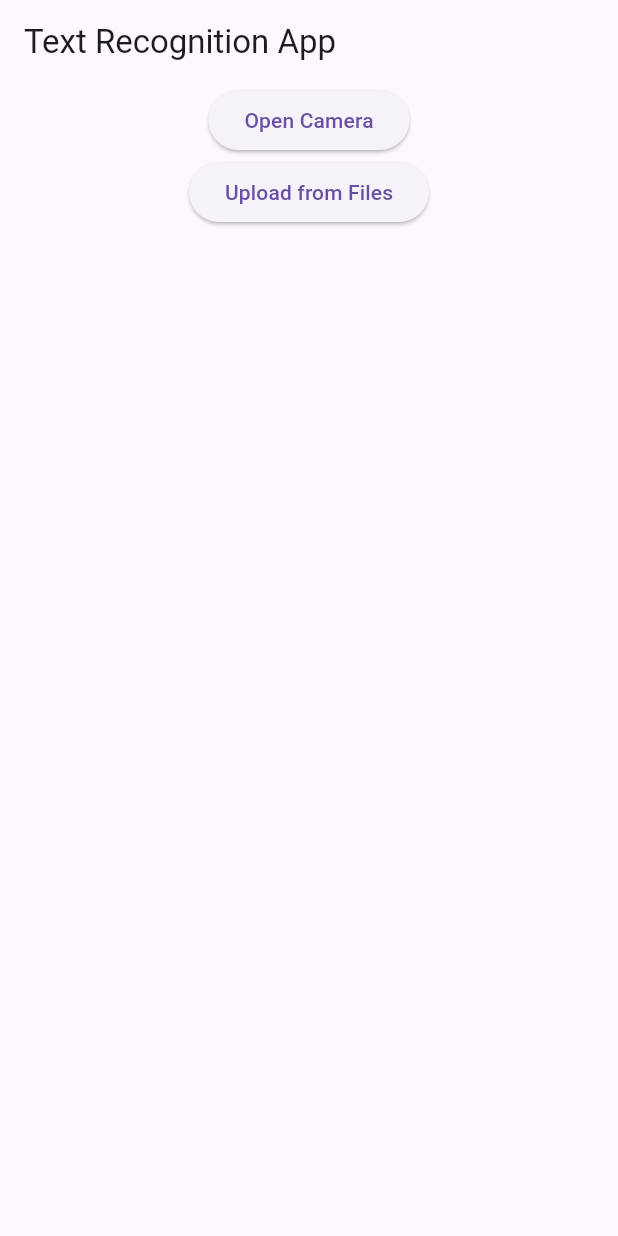
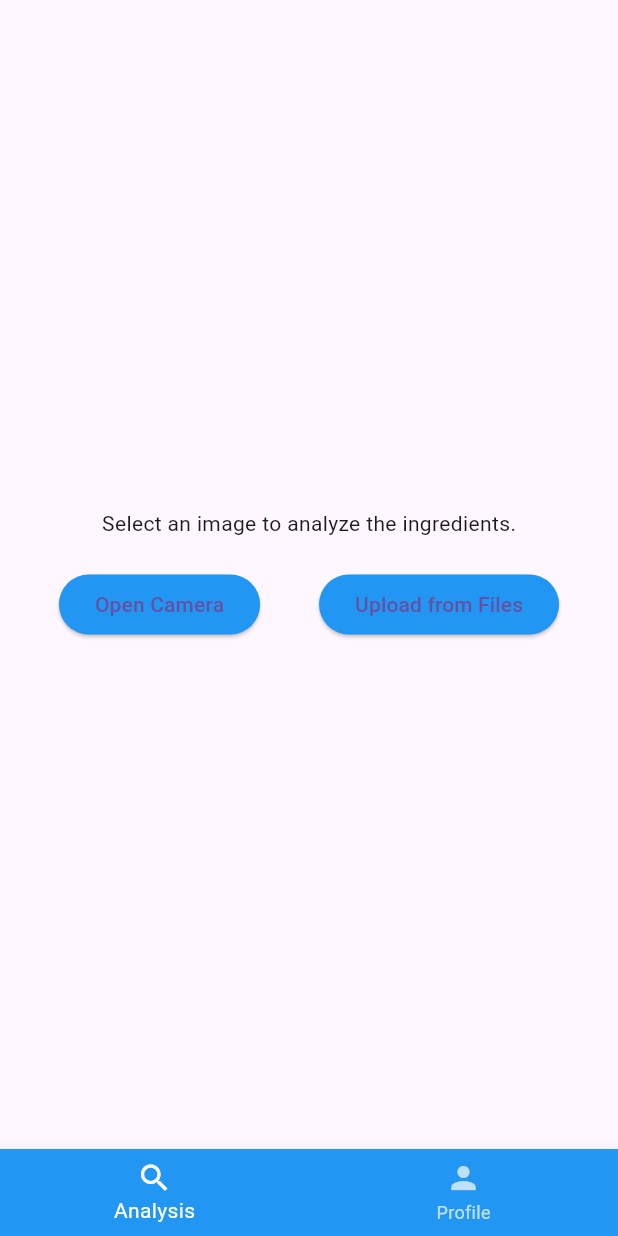
Before and after one commit to yo-mensch/turnandlearn_app, a Flutter app: the screen it shows after launch, on a phone screen of 412 x 824 dp. Run offline on Flutter 3.47's test engine with Material 3 defaults, Android fonts, the phone set to English and light mode, and no system bars; our stand-ins replace image_cropper, image_picker; missing offline and left inert: google_mlkit_text_recognition.

Commit message:
create navbar, analysis, user profile sections, tweak analysis style

```diff
--- a/lib/main.dart
+++ b/lib/main.dart
@@ -1,9 +1,6 @@
 import 'package:flutter/material.dart';
-import 'package:image_cropper/image_cropper.dart';
-import 'package:image_picker/image_picker.dart';
-import 'package:google_mlkit_text_recognition/google_mlkit_text_recognition.dart';
-import 'package:http/http.dart' as http;
-import 'dart:convert';
+import 'screens/ingredient_analysis.dart';  // Assuming this holds your existing code
+import 'screens/user_profile.dart';         // This will be your new user profile screen
 
 void main() {
   runApp(MyApp());
@@ -13,127 +10,51 @@ class MyApp extends StatelessWidget {
   @override
   Widget build(BuildContext context) {
     return MaterialApp(
-      home: Scaffold(
-        appBar: AppBar(
-          title: Text('Text Recognition App'),
-        ),
-        body: Center(
-          child: OpenCameraAndGalleryButton(),
-        ),
+      title: 'Text Recognition App',
+      home: HomeScreen(),
+    );
+  }
+}
+
+class HomeScreen extends StatefulWidget {
+  @override
+  _HomeScreenState createState() => _HomeScreenState();
+}
+
+class _HomeScreenState extends State<HomeScreen> {
+  int _currentIndex = 0;
+  final List<Widget> _children = [
+    IngredientAnalysis(),
+    UserProfile(),
+  ];
+
+  void onTabTapped(int index) {
+    setState(() {
+      _currentIndex = index;
+    });
+  }
+
+  @override
+  Widget build(BuildContext context) {
+    return Scaffold(
+      body: _children[_currentIndex],
+      bottomNavigationBar: BottomNavigationBar(
+        onTap: onTabTapped,
+        currentIndex: _currentIndex,
+        items: [
+          BottomNavigationBarItem(
+            icon: new Icon(Icons.search),
+            label: 'Analysis',
+          ),
+          BottomNavigationBarItem(
+            icon: new Icon(Icons.person),
+            label: 'Profile',
+          ),
+        ],
+        backgroundColor: Colors.blue,  // Vivid color for the navigation bar
+        selectedItemColor: Colors.white,
+        unselectedItemColor: Colors.white70,
       ),
     );
   }
 }
-
-class OpenCameraAndGalleryButton extends StatefulWidget {
-  @override
-  _OpenCameraAndGalleryButtonState createState() => _OpenCameraAndGalleryButtonState();
-}
-
-class _OpenCameraAndGalleryButtonState extends State<OpenCameraAndGalleryButton> {
-  final ImagePicker _picker = ImagePicker();
-  String _recognizedText = '';
-
-  Future<void> _processImage(XFile image) async {
-    try {
-      final croppedImage = await ImageCropper().cropImage(
-        sourcePath: image.path,
-        aspectRatioPresets: [
-          CropAspectRatioPreset.square,
-          CropAspectRatioPreset.ratio3x2,
-          CropAspectRatioPreset.original,
-          CropAspectRatioPreset.ratio4x3,
-          CropAspectRatioPreset.ratio16x9
-        ],
-        uiSettings: [
-          AndroidUiSettings(
-              toolbarTitle: 'Cropper',
-              toolbarColor: Colors.deepOrange,
-              toolbarWidgetColor: Colors.white,
-              initAspectRatio: CropAspectRatioPreset.original,
-              lockAspectRatio: false),
-          IOSUiSettings(
-            title: 'Cropper',
-          )
-        ],
-      );
-
-      if (croppedImage != null) {
-        final inputImage = InputImage.fromFilePath(croppedImage.path);
-        final textRecognizer = TextRecognizer(script: TextRecognitionScript.latin);
-        final RecognizedText recognizedText = await textRecognizer.processImage(inputImage);
-        await textRecognizer.close();
-
-        // Splitting the recognized text into ingredients
-        List<String> ingredients = recognizedText.text.split(',');
-        final jsonIngredients = jsonEncode({'ingredients': ingredients});
-        // Sending a POST request to the server
-        var response = await http.post(
-          Uri.parse('http://10.0.2.2:8000/ingredients/'),
-          headers: <String, String>{
-            'Content-Type': 'application/json; charset=UTF-8',
-          },
-          body: jsonIngredients,
-        );
-
-        if (response.statusCode == 200) {
-          var jsonResponse = json.decode(response.body);
-          if (jsonResponse['results'] != null) {
-            setState(() {
-              _recognizedText = jsonResponse['results']
-                  .map((res) => "${res['ingredient']}: ${res['potential_allergen']}")
-                  .join('\n');
-            });
-          } else {
-            setState(() {
-              _recognizedText = 'No results found';
-            });
-          }
-        } else {
-          throw Exception('Failed to load analysis: ${response.statusCode}');
-        }
-
-      }
-    } catch (e) {
-      print('Error cropping image: $e');
-    }
-  }
-
-
-  Future<void> _openGallery() async {
-    final XFile? image = await _picker.pickImage(source: ImageSource.gallery);
-    if (image != null) {
-      await _processImage(image);
-    }
-  }
-
-  Future<void> _openCamera() async {
-    final XFile? photo = await _picker.pickImage(source: ImageSource.camera);
-    if (photo != null) {
-      await _processImage(photo);
-    }
-  }
-
-  @override
-  Widget build(BuildContext context) {
-    return Column(
-      mainAxisSize: MainAxisSize.min,
-      children: <Widget>[
-        ElevatedButton(
-          onPressed: _openCamera,
-          child: Text('Open Camera'),
-        ),
-        ElevatedButton(
-          onPressed: _openGallery,
-          child: Text('Upload from Files'),
-        ),
-        SizedBox(height: 20),
-        Expanded(
-          child: SingleChildScrollView(
-            child: Text(_recognizedText, textAlign: TextAlign.center),
-          ),
-        ),
-      ],
-    );
-  }
-}
--- /dev/null
+++ b/lib/screens/ingredient_analysis.dart
@@ -0,0 +1,162 @@
+import 'package:flutter/material.dart';
+import 'package:image_cropper/image_cropper.dart';
+import 'package:image_picker/image_picker.dart';
+import 'package:google_mlkit_text_recognition/google_mlkit_text_recognition.dart';
+import 'package:http/http.dart' as http;
+import 'dart:convert';
+
+class IngredientAnalysis extends StatefulWidget {
+  @override
+  _IngredientAnalysisState createState() => _IngredientAnalysisState();
+}
+
+class _IngredientAnalysisState extends State<IngredientAnalysis> {
+  final ImagePicker _picker = ImagePicker();
+  String _recognizedText = '';
+  bool _isLoading = false; // Loading state
+  List<dynamic> _allergens = []; // List of allergens
+  List<String> _fullIngredients = []; // Full ingredient list
+
+  Future<void> _processImage(XFile image) async {
+    try {
+      final croppedImage = await ImageCropper().cropImage(
+        sourcePath: image.path,
+        aspectRatioPresets: [
+          CropAspectRatioPreset.square,
+          CropAspectRatioPreset.ratio3x2,
+          CropAspectRatioPreset.original,
+          CropAspectRatioPreset.ratio4x3,
+          CropAspectRatioPreset.ratio16x9
+        ],
+        uiSettings: [
+          AndroidUiSettings(
+              toolbarTitle: 'Cropper',
+              toolbarColor: Colors.deepOrange,
+              toolbarWidgetColor: Colors.white,
+              initAspectRatio: CropAspectRatioPreset.original,
+              lockAspectRatio: false),
+          IOSUiSettings(
+            title: 'Cropper',
+          )
+        ],
+      );
+
+      if (croppedImage != null) {
+        setState(() {
+          _isLoading = true; // Show loading indicator
+        });
+
+        final inputImage = InputImage.fromFilePath(croppedImage.path);
+        final textRecognizer = TextRecognizer(script: TextRecognitionScript.latin);
+        final RecognizedText recognizedText = await textRecognizer.processImage(inputImage);
+        await textRecognizer.close();
+
+        List<String> ingredients = recognizedText.text.split(',');
+        final jsonIngredients = jsonEncode({'ingredients': ingredients});
+
+        var response = await http.post(
+          Uri.parse('http://10.0.2.2:8000/ingredients/'),
+          headers: <String, String>{
+            'Content-Type': 'application/json; charset=UTF-8',
+          },
+          body: jsonIngredients,
+        );
+
+        if (response.statusCode == 200) {
+          var jsonResponse = json.decode(response.body);
+          setState(() {
+            _isLoading = false; // Hide loading indicator
+            _allergens = jsonResponse['results'].where((res) => res['potential_allergen'] == 'Potential allergen').toList();
+            _fullIngredients = ingredients;
+            _recognizedText = ''; // Clear the old text if needed
+          });
+        } else {
+          setState(() {
+            _isLoading = false; // Hide loading indicator
+            _recognizedText = 'Failed to load analysis';
+          });
+        }
+      }
+    } catch (e) {
+      setState(() {
+        _isLoading = false;
+        _recognizedText = 'Error processing image: $e';
+      });
+    }
+  }
+
+  Future<void> _openGallery() async {
+    final XFile? image = await _picker.pickImage(source: ImageSource.gallery);
+    if (image != null) {
+      await _processImage(image);
+    }
+  }
+
+  Future<void> _openCamera() async {
+    final XFile? photo = await _picker.pickImage(source: ImageSource.camera);
+    if (photo != null) {
+      await _processImage(photo);
+    }
+  }
+
+  @override
+  Widget build(BuildContext context) {
+    return Scaffold(
+      body: _isLoading
+          ? Center(child: CircularProgressIndicator())
+          : (_recognizedText.isEmpty && _allergens.isEmpty && _fullIngredients.isEmpty)
+          ? Center(
+        child: Column(
+          mainAxisAlignment: MainAxisAlignment.center,
+          children: <Widget>[
+            Text('Select an image to analyze the ingredients.'),
+            SizedBox(height: 20),
+            Row(
+              mainAxisAlignment: MainAxisAlignment.spaceEvenly,
+              children: <Widget>[
+                ElevatedButton(
+                  onPressed: _openCamera,
+                  child: Text('Open Camera'),
+                  style: ElevatedButton.styleFrom(primary: Colors.blue),
+                ),
+                ElevatedButton(
+                  onPressed: _openGallery,
+                  child: Text('Upload from Files'),
+                  style: ElevatedButton.styleFrom(primary: Colors.blue),
+                ),
+              ],
+            ),
+          ],
+        ),
+      )
+          : Padding(
+        padding: const EdgeInsets.only(top: 30.0),
+        child: ListView(
+          children: <Widget>[
+            // Check for empty allergens list
+            Card(
+              child: ListTile(
+                contentPadding: EdgeInsets.symmetric(horizontal: 16.0, vertical: 10.0),
+                title: Text('Potential Allergens', style: TextStyle(fontSize: 18, fontWeight: FontWeight.bold)),
+                subtitle: _allergens.isEmpty
+                    ? Text('There are no potential allergens in this product')
+                    : Text(_allergens.map((a) => a['ingredient']).join(', ')),
+              ),
+            ),
+            if (_fullIngredients.isNotEmpty)
+              Card(
+                child: ListTile(
+                  contentPadding: EdgeInsets.symmetric(horizontal: 16.0, vertical: 10.0),
+                  title: Text('Full Ingredients', style: TextStyle(fontSize: 18, fontWeight: FontWeight.bold)),
+                  subtitle: Text(_fullIngredients.join(', ')),
+                ),
+              ),
+          ],
+        ),
+      ),
+    );
+  }
+
+
+
+}
```
Also changed, not shown: lib/screens/user_profile.dart (added, +15 -0 lines).
